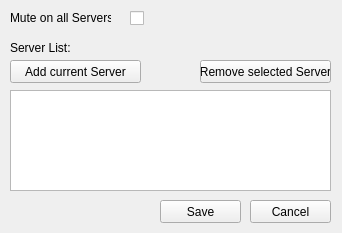
The window that src/settings.ui (CubE135/AutoMute) describes before a commit, drawn with Qt 5.
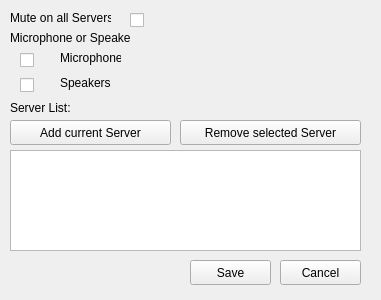
The same window after the commit. Icons and pictures are not drawn.

Commit message: ✨ Added option to only mute mic or speakers

```diff
--- a/src/settings.ui
+++ b/src/settings.ui
@@ -6,8 +6,8 @@
    <rect>
     <x>0</x>
     <y>0</y>
-    <width>342</width>
-    <height>233</height>
+    <width>381</width>
+    <height>300</height>
    </rect>
   </property>
   <property name="windowTitle">
@@ -20,10 +20,10 @@
   <widget class="QPushButton" name="btn_cancel">
    <property name="geometry">
     <rect>
-     <x>250</x>
-     <y>200</y>
+     <x>280</x>
+     <y>260</y>
      <width>81</width>
-     <height>23</height>
+     <height>25</height>
     </rect>
    </property>
    <property name="text">
@@ -33,10 +33,10 @@
   <widget class="QPushButton" name="btn_save_settings">
    <property name="geometry">
     <rect>
-     <x>160</x>
-     <y>200</y>
+     <x>190</x>
+     <y>260</y>
      <width>81</width>
-     <height>23</height>
+     <height>25</height>
     </rect>
    </property>
    <property name="text">
@@ -47,8 +47,8 @@
    <property name="geometry">
     <rect>
      <x>10</x>
-     <y>90</y>
-     <width>321</width>
+     <y>150</y>
+     <width>351</width>
      <height>101</height>
     </rect>
    </property>
@@ -60,9 +60,9 @@
    <property name="geometry">
     <rect>
      <x>10</x>
-     <y>60</y>
-     <width>131</width>
-     <height>23</height>
+     <y>120</y>
+     <width>161</width>
+     <height>25</height>
     </rect>
    </property>
    <property name="text">
@@ -72,10 +72,10 @@
   <widget class="QPushButton" name="btn_remove_server_from_list">
    <property name="geometry">
     <rect>
-     <x>200</x>
-     <y>60</y>
-     <width>131</width>
-     <height>23</height>
+     <x>180</x>
+     <y>120</y>
+     <width>181</width>
+     <height>25</height>
     </rect>
    </property>
    <property name="text">
@@ -87,8 +87,8 @@
     <rect>
      <x>130</x>
      <y>10</y>
-     <width>16</width>
-     <height>17</height>
+     <width>35</width>
+     <height>20</height>
     </rect>
    </property>
    <property name="layoutDirection">
@@ -115,7 +115,7 @@
    <property name="geometry">
     <rect>
      <x>10</x>
-     <y>40</y>
+     <y>100</y>
      <width>61</width>
      <height>16</height>
     </rect>
@@ -124,6 +124,77 @@
     <string>Server List:</string>
    </property>
   </widget>
+  <widget class="QCheckBox" name="chk_mute_mic">
+   <property name="geometry">
+    <rect>
+     <x>20</x>
+     <y>50</y>
+     <width>35</width>
+     <height>20</height>
+    </rect>
+   </property>
+   <property name="layoutDirection">
+    <enum>Qt::LeftToRight</enum>
+   </property>
+   <property name="text">
+    <string/>
+   </property>
+  </widget>
+  <widget class="QLabel" name="lbl_mute_mic_or_speakers">
+   <property name="geometry">
+    <rect>
+     <x>10</x>
+     <y>30</y>
+     <width>121</width>
+     <height>16</height>
+    </rect>
+   </property>
+   <property name="text">
+    <string>Microphone or Speakers:</string>
+   </property>
+  </widget>
+  <widget class="QLabel" name="lbl_mute_mic">
+   <property name="geometry">
+    <rect>
+     <x>60</x>
+     <y>50</y>
+     <width>61</width>
+     <height>16</height>
+    </rect>
+   </property>
+   <property name="text">
+    <string>Microphone</string>
+   </property>
+  </widget>
+  <widget class="QCheckBox" name="chk_mute_speakers">
+   <property name="geometry">
+    <rect>
+     <x>20</x>
+     <y>75</y>
+     <width>35</width>
+     <height>20</height>
+    </rect>
+   </property>
+   <property name="layoutDirection">
+    <enum>Qt::LeftToRight</enum>
+   </property>
+   <property name="text">
+    <string/>
+   </property>
+  </widget>
+  <widget class="QLabel" name="lbl_mute_speakers">
+   <property name="geometry">
+    <rect>
+     <x>60</x>
+     <y>75</y>
+     <width>61</width>
+     <height>16</height>
+    </rect>
+   </property>
+   <property name="text">
+    <string>Speakers</string>
+   </property>
+  </widget>
  </widget>
  <resources>
   <include location="qt.qrc"/>
```
The commit also changes 10 other files.
